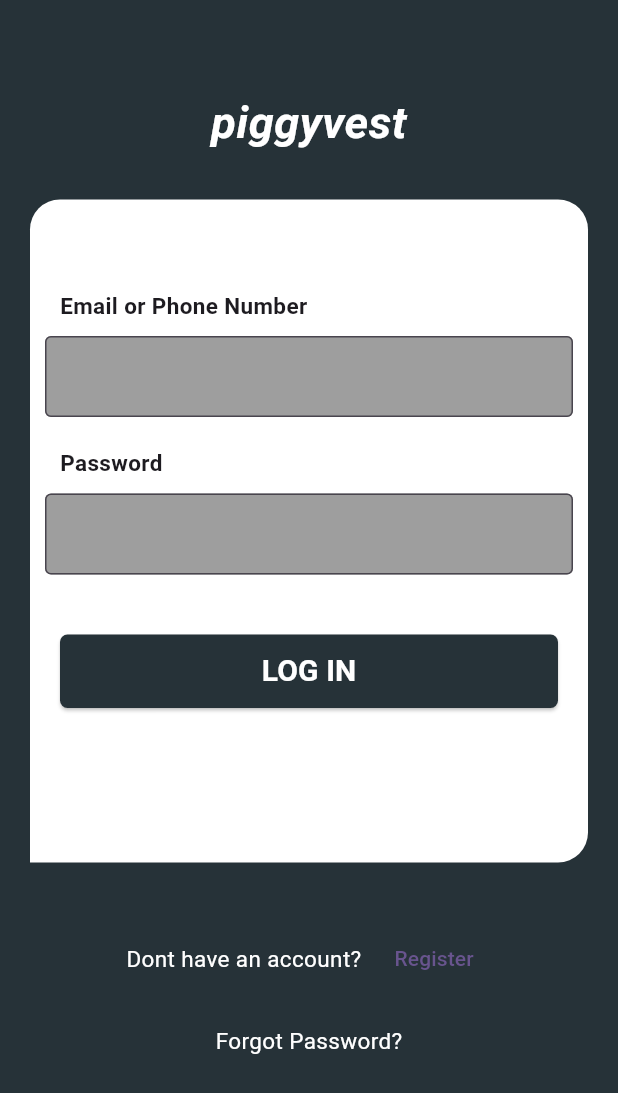
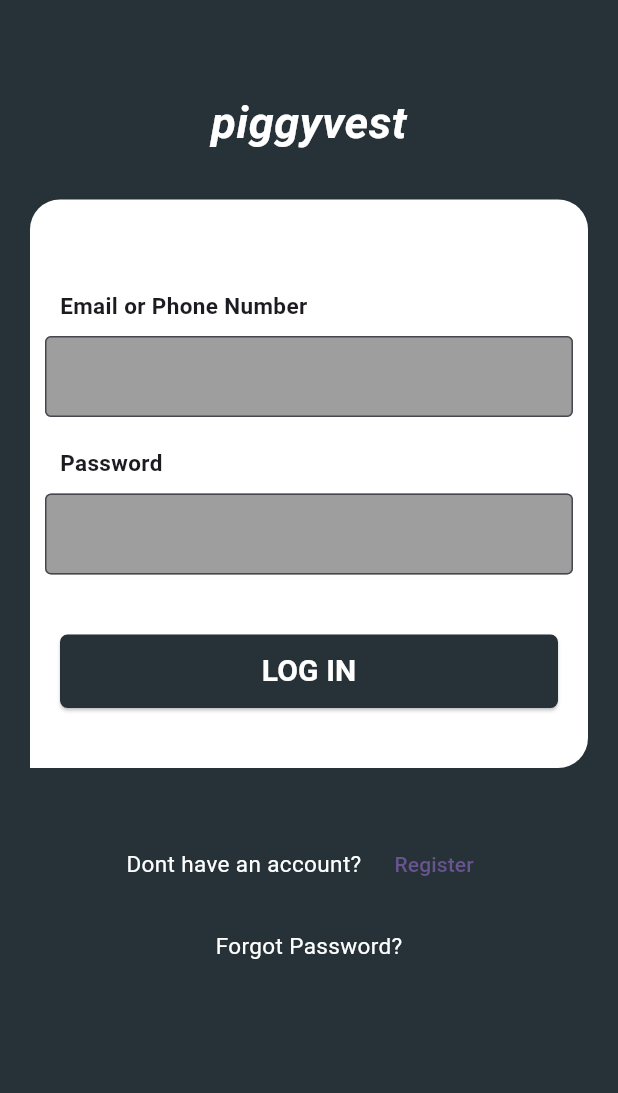
Before and after one commit to Ghdevme/login_signin_assignment, a Flutter app: the screen it shows after launch, on a phone screen of 412 x 824 dp. Shown: the top 1093 px of the screen. Run offline on Flutter 3.47's test engine with Material 3 defaults, Android fonts, the phone set to English and light mode, and no system bars.

```diff
--- a/lib/login_button.dart
+++ b/lib/login_button.dart
@@ -8,7 +8,7 @@ class LoginButton extends StatelessWidget {
   Widget build(BuildContext context) {
     return Container(
       width: double.infinity,
-      margin: EdgeInsets.only(left: 20, right: 20, top: 40,),
+      margin: EdgeInsets.only(left: 20, right: 20, top: 40, bottom: 40),
     child: ElevatedButton(
         onPressed: () {},
         style: ElevatedButton.styleFrom(
--- a/lib/login_page.dart
+++ b/lib/login_page.dart
@@ -14,7 +14,7 @@ class LoginPage extends StatelessWidget {
   Widget build(BuildContext context) {
     return Scaffold(
       backgroundColor: Colors.blueGrey[900],
-      body: Column(
+      body: ListView(
         children: [
           SizedBox(height: 30,),
           TitleHead(),
```
